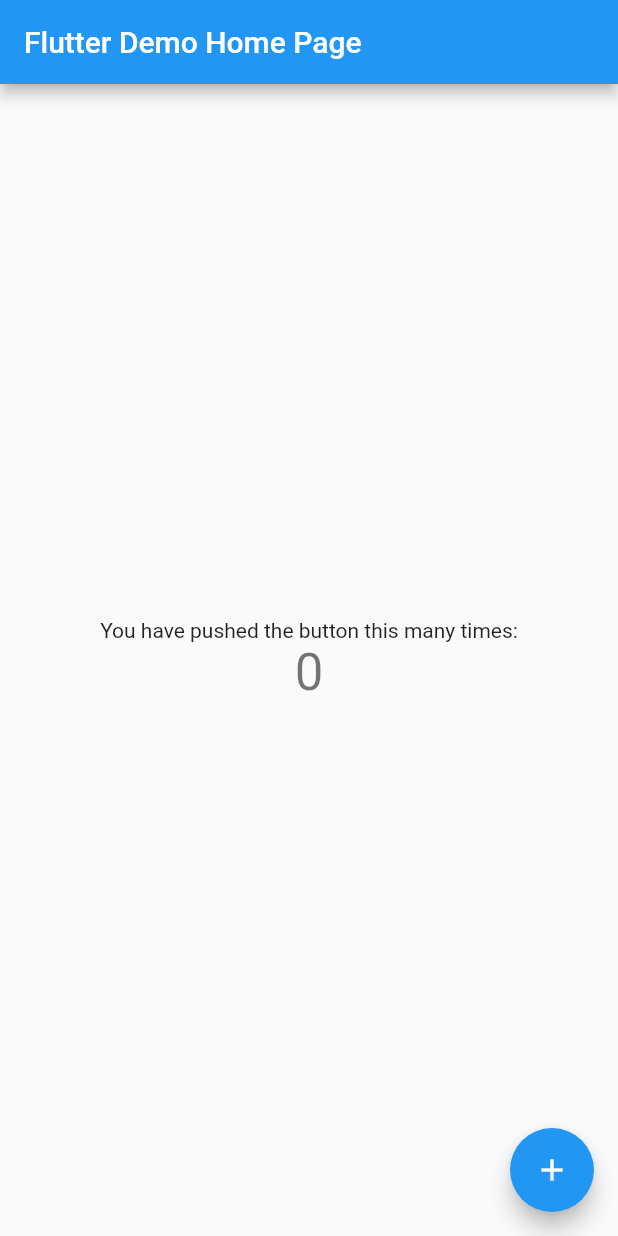
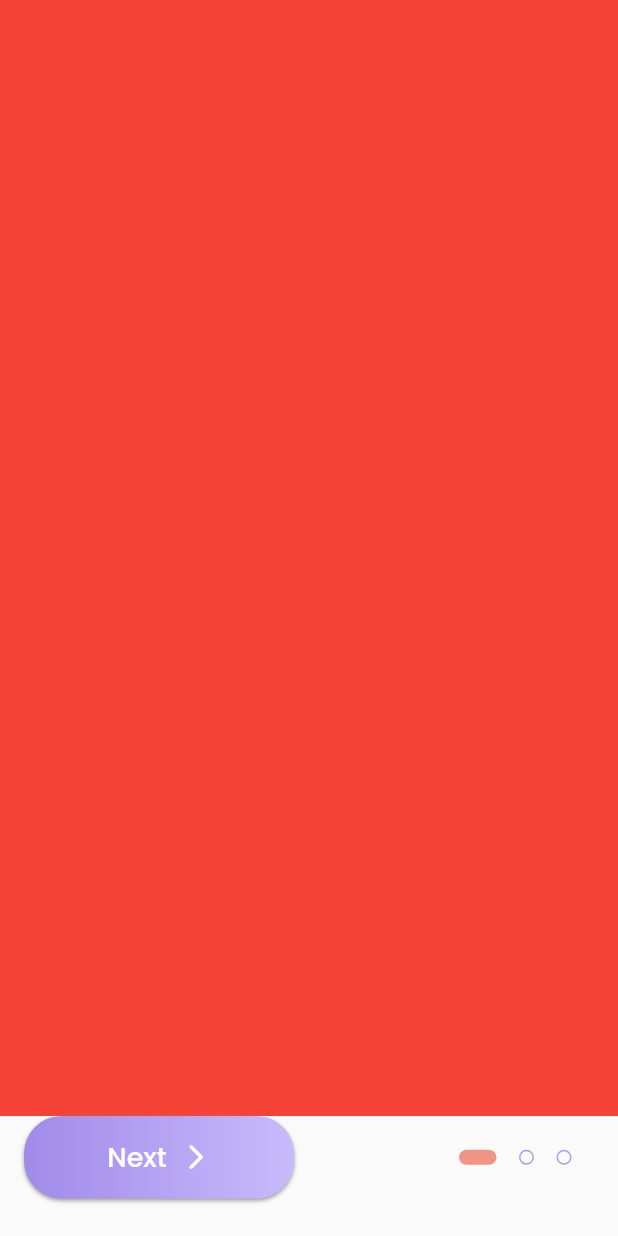
Before and after one commit to siddastic/udaan_society, a Flutter app: the screen it shows after launch, on a phone screen of 412 x 824 dp. Run offline on Flutter 3.47's test engine with Material 2 defaults, Android fonts, the phone set to English and light mode, and no system bars; our stand-ins replace google_fonts.

Commit message:
Bottom Walkthrough dots and raised gradient button

```diff
--- /dev/null
+++ b/lib/constants/gradients.dart
@@ -0,0 +1,12 @@
+import 'package:flutter/material.dart';
+
+class ConstantGradients {
+  static const Gradient MainTheme = const LinearGradient(
+    begin: Alignment.centerLeft,
+    end: Alignment.centerRight,
+    colors: <Color>[
+      Color(0xFFA08BEA),
+      Color(0xFFC9BAFB),
+    ],
+  );
+}
--- a/lib/main.dart
+++ b/lib/main.dart
@@ -1,4 +1,5 @@
 import 'package:flutter/material.dart';
+import 'package:udaan_society/screens/walkthrough.dart';
 
 void main() {
   runApp(MyApp());
@@ -9,7 +10,7 @@ class MyApp extends StatelessWidget {
   @override
   Widget build(BuildContext context) {
     return MaterialApp(
-      title: 'Flutter Demo',
+      title: 'Udaan Society',
       theme: ThemeData(
         // This is the theme of your application.
         //
@@ -20,94 +21,14 @@ class MyApp extends StatelessWidget {
         // or simply save your changes to "hot reload" in a Flutter IDE).
         // Notice that the counter didn't reset back to zero; the application
         // is not restarted.
-        primarySwatch: Colors.blue,
+        primarySwatch: Colors.purple,
+        primaryColor: Color(0xFFAD99EF),
+        accentColor: Color(0xFFF09584),
       ),
-      home: MyHomePage(title: 'Flutter Demo Home Page'),
+      initialRoute: WalkthroughScreen.routeName,
+      routes: {
+        WalkthroughScreen.routeName: (ctx) => WalkthroughScreen(),
+      },
     );
   }
 }
-
-class MyHomePage extends StatefulWidget {
-  MyHomePage({Key? key, required this.title}) : super(key: key);
-
-  // This widget is the home page of your application. It is stateful, meaning
-  // that it has a State object (defined below) that contains fields that affect
-  // how it looks.
-
-  // This class is the configuration for the state. It holds the values (in this
-  // case the title) provided by the parent (in this case the App widget) and
-  // used by the build method of the State. Fields in a Widget subclass are
-  // always marked "final".
-
-  final String title;
-
-  @override
-  _MyHomePageState createState() => _MyHomePageState();
-}
-
-class _MyHomePageState extends State<MyHomePage> {
-  int _counter = 0;
-
-  void _incrementCounter() {
-    setState(() {
-      // This call to setState tells the Flutter framework that something has
-      // changed in this State, which causes it to rerun the build method below
-      // so that the display can reflect the updated values. If we changed
-      // _counter without calling setState(), then the build method would not be
-      // called again, and so nothing would appear to happen.
-      _counter++;
-    });
-  }
-
-  @override
-  Widget build(BuildContext context) {
-    // This method is rerun every time setState is called, for instance as done
-    // by the _incrementCounter method above.
-    //
-    // The Flutter framework has been optimized to make rerunning build methods
-    // fast, so that you can just rebuild anything that needs updating rather
-    // than having to individually change instances of widgets.
-    return Scaffold(
-      appBar: AppBar(
-        // Here we take the value from the MyHomePage object that was created by
-        // the App.build method, and use it to set our appbar title.
-        title: Text(widget.title),
-      ),
-      body: Center(
-        // Center is a layout widget. It takes a single child and positions it
-        // in the middle of the parent.
-        child: Column(
-          // Column is also a layout widget. It takes a list of children and
-          // arranges them vertically. By default, it sizes itself to fit its
-          // children horizontally, and tries to be as tall as its parent.
-          //
-          // Invoke "debug painting" (press "p" in the console, choose the
-          // "Toggle Debug Paint" action from the Flutter Inspector in Android
-          // Studio, or the "Toggle Debug Paint" command in Visual Studio Code)
-          // to see the wireframe for each widget.
-          //
-          // Column has various properties to control how it sizes itself and
-          // how it positions its children. Here we use mainAxisAlignment to
-          // center the children vertically; the main axis here is the vertical
-          // axis because Columns are vertical (the cross axis would be
-          // horizontal).
-          mainAxisAlignment: MainAxisAlignment.center,
-          children: <Widget>[
-            Text(
-              'You have pushed the button this many times:',
-            ),
-            Text(
-              '$_counter',
-              style: Theme.of(context).textTheme.headline4,
-            ),
-          ],
-        ),
-      ),
-      floatingActionButton: FloatingActionButton(
-        onPressed: _incrementCounter,
-        tooltip: 'Increment',
-        child: Icon(Icons.add),
-      ), // This trailing comma makes auto-formatting nicer for build methods.
-    );
-  }
-}
--- /dev/null
+++ b/lib/screens/walkthrough.dart
@@ -0,0 +1,138 @@
+import 'package:flutter/material.dart';
+import 'package:google_fonts/google_fonts.dart';
+import 'package:udaan_society/widgets/raised_gradient_button.dart';
+
+class WalkthroughScreen extends StatefulWidget {
+  static const routeName = "/walkthrough";
+  const WalkthroughScreen({Key? key}) : super(key: key);
+
+  @override
+  _WalkthroughScreenState createState() => _WalkthroughScreenState();
+}
+
+class _WalkthroughScreenState extends State<WalkthroughScreen> {
+  final PageController pageViewController = PageController(initialPage: 0);
+  int _selectedPageViewIndex = 0;
+
+  Widget _buildPageViewDot(
+      {required int currentIndex,
+      required int selectedIndex,
+      bool isTransparent = false}) {
+    return GestureDetector(
+      onTap: () {
+        // Absolute value is calculated to ensure smooth transition even if page to transition to is close or far
+        pageViewController.animateToPage(currentIndex,
+            duration: Duration(
+                milliseconds: 100 * (selectedIndex - currentIndex).abs()),
+            curve: Curves.easeInOut);
+      },
+      child: AnimatedContainer(
+        duration: Duration(milliseconds: 200),
+        width: currentIndex == selectedIndex ? 25 : 10,
+        height: 10,
+        margin: EdgeInsets.only(right: 15),
+        decoration: BoxDecoration(
+            shape: BoxShape.rectangle,
+            color: currentIndex == selectedIndex
+                ? Theme.of(context).accentColor
+                : Colors.transparent,
+            borderRadius: BorderRadius.circular(25),
+            border: currentIndex == selectedIndex
+                ? null
+                : Border.all(color: Theme.of(context).primaryColor)),
+      ),
+    );
+  }
+
+  @override
+  Widget build(BuildContext context) {
+    return Scaffold(
+      appBar: AppBar(
+        toolbarHeight: 0,
+        backgroundColor: Colors.white,
+      ),
+      body: Column(
+        mainAxisSize: MainAxisSize.max,
+        children: [
+          Expanded(
+            // height: MediaQuery.of(context).size.height * 0.55,
+            // width: double.infinity,
+            // color: Colors.red,
+            child: Container(
+              // color: Colors.red,
+              child: PageView(
+                scrollDirection: Axis.horizontal,
+                physics: BouncingScrollPhysics(),
+                controller: pageViewController,
+                children: [
+                  Container(
+                    width: double.infinity,
+                    color: Colors.red,
+                  ),
+                  Container(
+                    width: double.infinity,
+                    color: Colors.green,
+                  ),
+                  Container(
+                    width: double.infinity,
+                    color: Colors.blue,
+                  ),
+                ],
+                onPageChanged: (value) {
+                  setState(() {
+                    _selectedPageViewIndex = value;
+                  });
+                },
+              ),
+            ),
+          ),
+          Container(
+            width: double.infinity,
+            padding: EdgeInsets.symmetric(horizontal: 16),
+            child: Row(
+              mainAxisAlignment: MainAxisAlignment.spaceBetween,
+              children: [
+                RaisedGradientButton(
+                  width: 180,
+                  height: 55,
+                  onPressed: () {
+                    print(pageViewController.page);
+                    pageViewController.animateToPage(
+                      _selectedPageViewIndex + 1,
+                      duration: Duration(milliseconds: 250),
+                      curve: Curves.ease,
+                    );
+                  },
+                  showIcon: _selectedPageViewIndex != 2,
+                  icon: Icon(
+                    Icons.arrow_forward_ios_rounded,
+                    size: 20,
+                    color: Colors.white,
+                  ),
+                  child: Text(
+                    "${_selectedPageViewIndex != 2 ? "Next" : "Get Started"}  ",
+                    style: GoogleFonts.poppins(
+                      color: Colors.white,
+                      fontSize: 18,
+                      fontWeight: FontWeight.w500,
+                    ),
+                  ),
+                  borderRadiusNumber: 25,
+                ),
+                Row(
+                  children: [
+                    for (int i = 0; i < 3; i++)
+                      _buildPageViewDot(
+                          currentIndex: i,
+                          selectedIndex: _selectedPageViewIndex),
+                  ],
+                ),
+              ],
+            ),
+          ),
+          SizedBox(height: 25),
+        ],
+      ),
+    );
+  }
+}
--- /dev/null
+++ b/lib/widgets/raised_gradient_button.dart
@@ -0,0 +1,63 @@
+import 'package:flutter/material.dart';
+import 'package:udaan_society/constants/gradients.dart';
+
+class RaisedGradientButton extends StatelessWidget {
+  final Widget child;
+  final Gradient gradient;
+  final double width;
+  final double height;
+  final Function onPressed;
+  final double borderRadiusNumber;
+  final Icon icon;
+  final bool showIcon;
+
+  const RaisedGradientButton({
+    Key? key,
+    required this.child,
+    this.gradient = ConstantGradients.MainTheme,
+    this.borderRadiusNumber = 8,
+    this.width = double.infinity,
+    this.height = 50.0,
+    this.showIcon = false,
+    this.icon = const Icon(Icons.add),
+    required this.onPressed,
+  }) : super(key: key);
+
+  @override
+  Widget build(BuildContext context) {
+    return Container(
+      width: width,
+      height: height,
+      decoration: BoxDecoration(
+        borderRadius: BorderRadius.circular(borderRadiusNumber),
+        gradient: onPressed != null ? gradient : null,
+        color: onPressed == null ? Colors.grey[400] : null,
+        boxShadow: [
+          BoxShadow(
+            color: Colors.grey[500]!,
+            offset: Offset(0.0, 1.5),
+            blurRadius: 1.5,
+          ),
+        ],
+      ),
+      clipBehavior: Clip.antiAliasWithSaveLayer,
+      child: Material(
+        color: Colors.transparent,
+        child: InkWell(
+          onTap: () {
+            onPressed();
+          },
+          child: Center(
+            child: Row(
+              mainAxisAlignment: MainAxisAlignment.center,
+              children: [
+                child,
+                if (showIcon == true) icon,
+              ],
+            ),
+          ),
+        ),
+      ),
+    );
+  }
+}
--- a/pubspec.yaml
+++ b/pubspec.yaml
@@ -28,6 +28,7 @@ dependencies:
   # The following adds the Cupertino Icons font to your application.
   # Use with the CupertinoIcons class for iOS style icons.
   cupertino_icons: ^1.0.2
+  google_fonts: ^2.1.0
 
 dev_dependencies:
   flutter_test:
```
Also changed, not shown: pubspec.lock.
